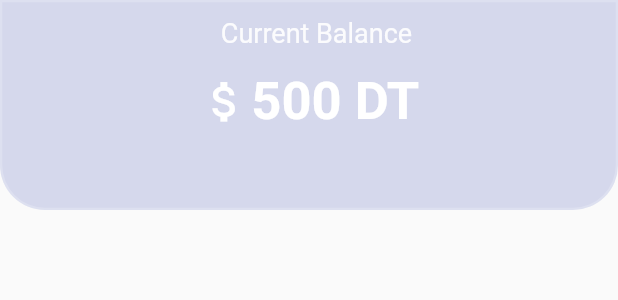
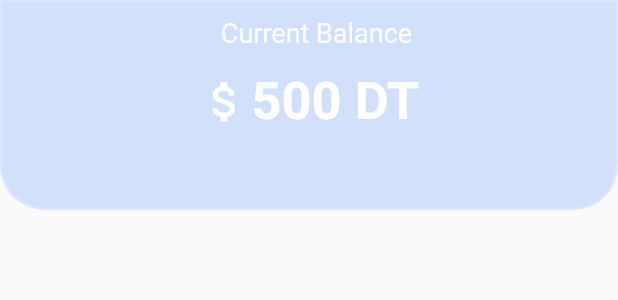
Before and after one commit to worldroot/Olympe-CryptoMobileApp, a Flutter app: the GlassMorphism widget shown alone on an empty page, opened directly, on a phone screen of 412 x 824 dp. Shown: the top 300 px of the screen. Run offline on Flutter 3.47's test engine with Material 2 defaults, Android fonts, the phone set to English and light mode, and no system bars; our stand-ins replace cached_network_image, dio, firebase_core, fl_chart, flutter_svg, hive and 3 more; missing offline and left inert: flutter_displaymode; accounts and stored records are empty; network calls fail; statements that could not run were skipped.

Commit message:
adding colors in param

```diff
--- a/lib/components/glassmorphism.dart
+++ b/lib/components/glassmorphism.dart
@@ -7,6 +7,7 @@ class GlassMorphism extends StatelessWidget {
   final Widget child;
   final double myWidth;
   final double myHeight;
+  final Color color;
 
   const GlassMorphism({
     Key? key,
@@ -15,6 +16,7 @@ class GlassMorphism extends StatelessWidget {
     required this.child,
     required this.myWidth,
     required this.myHeight,
+    required this.color,
   }) : super(key: key);
 
   @override
@@ -27,7 +29,7 @@ class GlassMorphism extends StatelessWidget {
         height: myWidth,
         width: myHeight,
         decoration: BoxDecoration(
-          color: Colors.indigo.withOpacity(opacity), // Colors.indigo[900]
+          color: color.withOpacity(opacity), // Colors.indigo[900]
           borderRadius: const BorderRadius.only(
               bottomRight: Radius.circular(30),
               bottomLeft: Radius.circular(30)),
--- a/lib/screens/second_screen.dart
+++ b/lib/screens/second_screen.dart
@@ -159,6 +159,7 @@ class _SecondScreenState extends State<SecondScreen>
                         blur: 10,
                         opacity: 0.2,
                         myWidth: 140,
+                        color: Colors.blueAccent.shade400,
                         myHeight: double.infinity,
                         child: Column(children: <Widget>[
                           Container(
```
